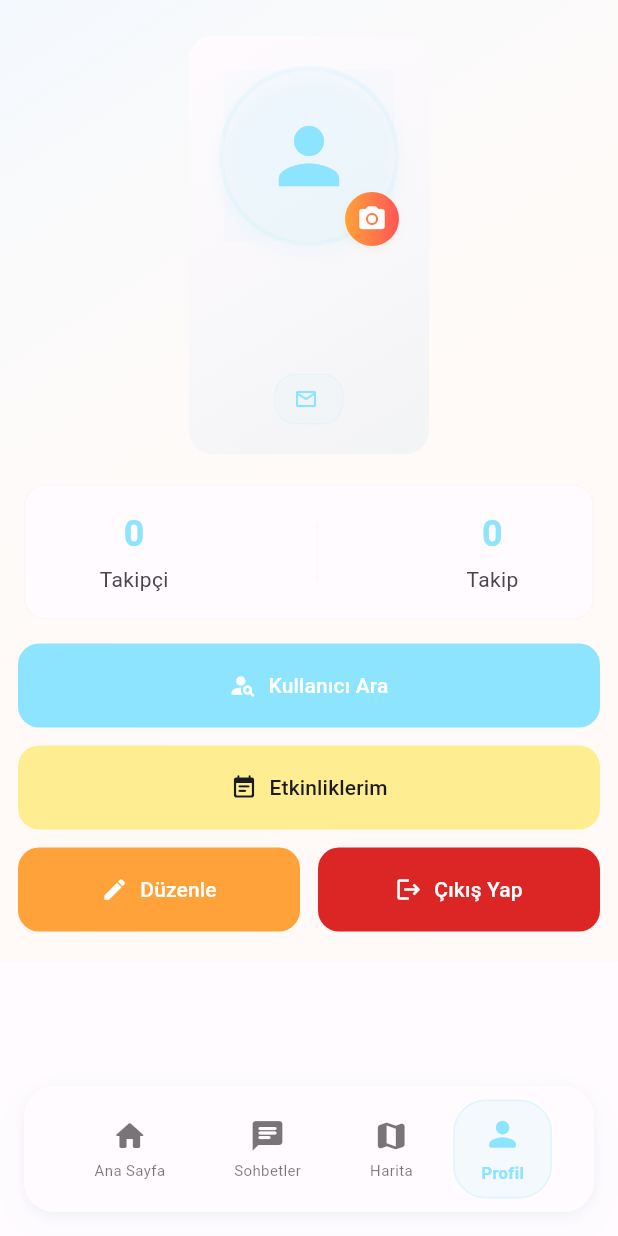
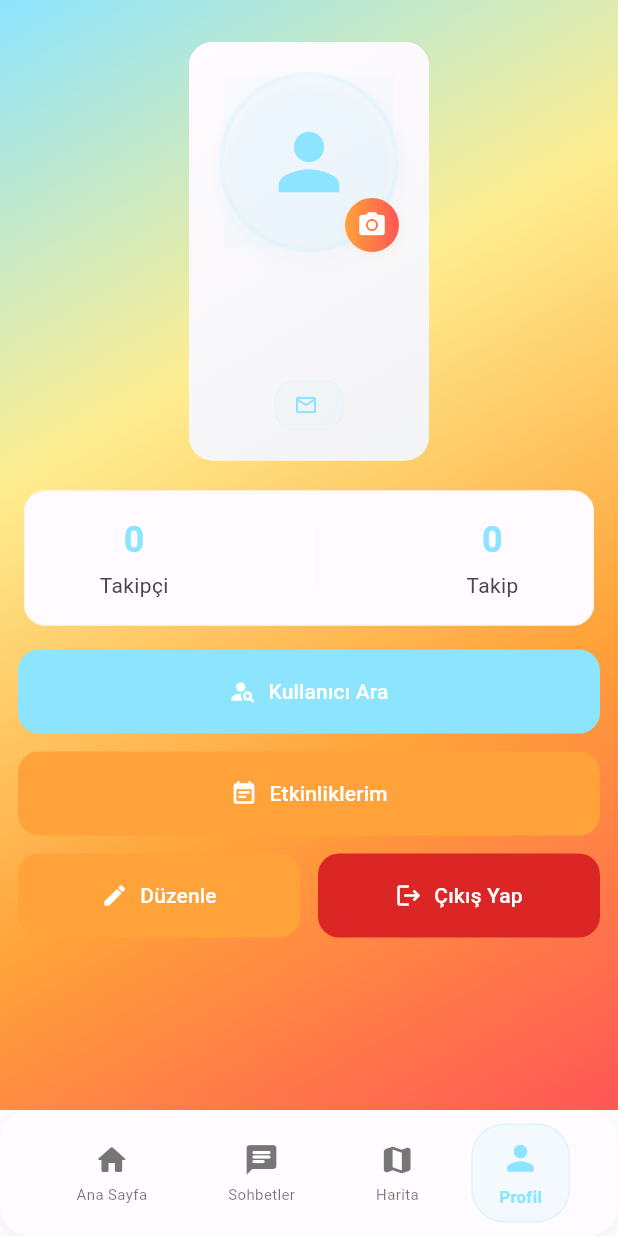
Before and after one commit to ekinciumit/thunder-flutter, a Flutter app: the HomePage screen opened directly, item 4 of the bottom bar chosen, on a phone screen of 412 x 824 dp. Run offline on Flutter 3.47's test engine with Material 3 defaults, Android fonts, the phone set to English and light mode, and no system bars; our stand-ins replace audioplayers, cached_network_image, cloud_firestore, emoji_picker_flutter, file_picker, firebase_auth and 10 more; missing offline and left inert: record; accounts and stored records are empty.

Commit message:
fix: Improve profile page layout and reduce navigation bar margin
- Fixed profile page structure with Scaffold and proper padding
- Reduced navigation bar margin to minimal (only bottom padding for system bar)
- Fixed white space issues at bottom of profile page
- Navigation bar now sits flush with screen edges

```diff
--- a/lib/views/auth_page.dart
+++ b/lib/views/auth_page.dart
@@ -47,6 +47,7 @@ class _AuthPageState extends State<AuthPage> with SingleTickerProviderStateMixin
     final theme = Theme.of(context);
     final l10n = AppLocalizations.of(context)!;
     return AppGradientContainer(
+      gradientColors: AppTheme.gradientPrimary,
       child: Scaffold(
         backgroundColor: Colors.transparent,
         body: Center(
--- a/lib/views/chat_list_page.dart
+++ b/lib/views/chat_list_page.dart
@@ -83,6 +83,7 @@ class _ChatListPageState extends State<ChatListPage> {
     }
 
     return AppGradientContainer(
+      gradientColors: AppTheme.gradientPrimary,
       child: Scaffold(
         backgroundColor: Colors.transparent,
         appBar: AppBar(
--- a/lib/views/event_detail_page.dart
+++ b/lib/views/event_detail_page.dart
@@ -220,6 +220,7 @@ class _EventDetailPageState extends State<EventDetailPage> {
       builder: (context, snapshot) {
         if (!snapshot.hasData) {
           return AppGradientContainer(
+            gradientColors: AppTheme.gradientPrimary,
             child: Scaffold(
               appBar: AppBar(title: Text(event.title)),
               body: Center(child: ModernLoadingWidget(message: 'Yükleniyor...')),
@@ -237,6 +238,7 @@ class _EventDetailPageState extends State<EventDetailPage> {
         final hasPendingRequest = currentEvent.pendingRequests.contains(userId);
 
     return AppGradientContainer(
+      gradientColors: AppTheme.gradientPrimary,
       child: Scaffold(
         backgroundColor: Colors.transparent,
         appBar: AppBar(
--- a/lib/views/event_list_view.dart
+++ b/lib/views/event_list_view.dart
@@ -178,6 +178,7 @@ class _EventListViewState extends State<EventListView> {
     }
 
     return AppGradientContainer(
+      gradientColors: AppTheme.gradientPrimary,
       child: Scaffold(
         backgroundColor: Colors.transparent,
         appBar: null,
--- a/lib/views/home_page.dart
+++ b/lib/views/home_page.dart
@@ -165,7 +165,9 @@ class _HomePageState extends State<HomePage> {
         child: _pages[_selectedIndex],
       ),
       bottomNavigationBar: Container(
-        margin: const EdgeInsets.all(AppTheme.spacingLg),
+        margin: EdgeInsets.only(
+          bottom: MediaQuery.of(context).padding.bottom,
+        ),
         decoration: BoxDecoration(
           color: Theme.of(context).colorScheme.surface,
           borderRadius: BorderRadius.circular(AppTheme.radiusXxl),
--- a/lib/views/map_view.dart
+++ b/lib/views/map_view.dart
@@ -192,6 +192,7 @@ class _MapViewState extends State<MapView> {
         : const CameraPosition(target: LatLng(39.925533, 32.866287), zoom: 6); // Ankara default
 
     return AppGradientContainer(
+      gradientColors: AppTheme.gradientPrimary,
       child: Scaffold(
         backgroundColor: Colors.transparent,
         body: !iconsLoaded
--- a/lib/views/message_forward_page.dart
+++ b/lib/views/message_forward_page.dart
@@ -6,6 +6,7 @@ import '../features/auth/presentation/viewmodels/auth_viewmodel.dart';
 import '../features/chat/presentation/viewmodels/chat_viewmodel.dart';
 import 'widgets/app_gradient_container.dart';
 import 'widgets/modern_loading_widget.dart';
+import '../core/theme/app_theme.dart';
 
 class MessageForwardPage extends StatefulWidget {
   final MessageModel message;
@@ -218,6 +219,7 @@ class _MessageForwardPageState extends State<MessageForwardPage> {
     }
 
     return AppGradientContainer(
+      gradientColors: AppTheme.gradientPrimary,
       child: Scaffold(
         backgroundColor: Colors.transparent,
         appBar: AppBar(
--- a/lib/views/message_search_page.dart
+++ b/lib/views/message_search_page.dart
@@ -187,6 +187,7 @@ class _MessageSearchPageState extends State<MessageSearchPage> {
   @override
   Widget build(BuildContext context) {
     return AppGradientContainer(
+      gradientColors: AppTheme.gradientPrimary,
       child: Scaffold(
         backgroundColor: Colors.transparent,
         appBar: AppBar(
--- a/lib/views/profile_view.dart
+++ b/lib/views/profile_view.dart
@@ -319,14 +319,25 @@ class _ProfileViewState extends State<ProfileView> with SingleTickerProviderStat
     }
 
     return AppGradientContainer(
+      gradientColors: AppTheme.gradientPrimary,
+      child: Scaffold(
+        backgroundColor: Colors.transparent,
+        body: SafeArea(
+          top: false,
+          bottom: false,
           child: RefreshIndicator(
             onRefresh: () => _refreshUser(authViewModel),
             child: SingleChildScrollView(
               physics: const AlwaysScrollableScrollPhysics(),
-          padding: const EdgeInsets.symmetric(horizontal: AppTheme.spacingMd),
+              padding: EdgeInsets.fromLTRB(
+                AppTheme.spacingMd,
+                MediaQuery.of(context).padding.top + AppTheme.spacingMd,
+                AppTheme.spacingMd,
+                AppTheme.spacingXl + MediaQuery.of(context).padding.bottom,
+              ),
               child: Column(
                 children: [
-              const SizedBox(height: AppTheme.spacingXl),
+                  const SizedBox(height: AppTheme.spacingMd),
               // Profile Header Card
               Card(
                 elevation: 0,
@@ -556,8 +567,8 @@ class _ProfileViewState extends State<ProfileView> with SingleTickerProviderStat
                 icon: const Icon(Icons.event_note_rounded),
                 label: const Text('Etkinliklerim'),
                 style: FilledButton.styleFrom(
-                  backgroundColor: AppColorConfig.secondaryColor,
-                  foregroundColor: theme.colorScheme.onSecondary,
+                  backgroundColor: AppColorConfig.tertiaryColor,
+                  foregroundColor: Colors.white,
                   padding: const EdgeInsets.symmetric(
                     horizontal: AppTheme.spacingXl,
                     vertical: AppTheme.spacingMd,
@@ -636,6 +647,8 @@ class _ProfileViewState extends State<ProfileView> with SingleTickerProviderStat
               ),
             ),
           ),
+        ),
+      ),
     );
   }
 
--- a/lib/views/widgets/app_gradient_container.dart
+++ b/lib/views/widgets/app_gradient_container.dart
@@ -1,4 +1,6 @@
 import 'package:flutter/material.dart';
+import '../../core/theme/app_color_config.dart';
+import '../../core/theme/app_theme.dart';
 
 class AppGradientContainer extends StatelessWidget {
   final Widget child;
@@ -24,11 +26,11 @@ class AppGradientContainer extends StatelessWidget {
   Widget build(BuildContext context) {
     final theme = Theme.of(context);
 
-    final defaultGradient = [
-      theme.colorScheme.primary.withValues(alpha: 0.1),
-      theme.colorScheme.secondary.withValues(alpha: 0.05),
-      theme.colorScheme.tertiary.withValues(alpha: 0.03),
-    ];
+    // AppColorConfig renklerini kullanarak daha canlı gradient
+    // Gündüz modu için daha belirgin ama yine de yumuşak gradient
+    final defaultGradient = gradientColors ?? AppColorConfig.gradientPrimaryLight.map((color) =>
+      color.withAlpha(AppTheme.alphaMediumLight)
+    ).toList();
 
     final colors = gradientColors ?? defaultGradient;
     final stops = List.generate(
```
Lines whose indentation alone changed are shown as unchanged.
